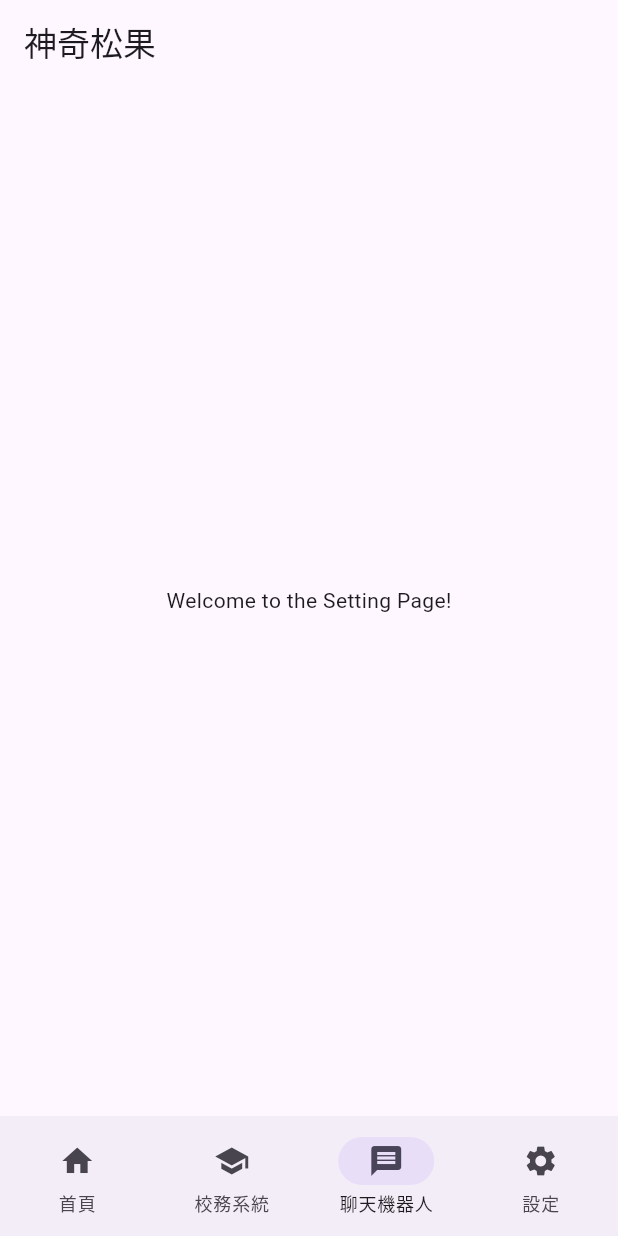
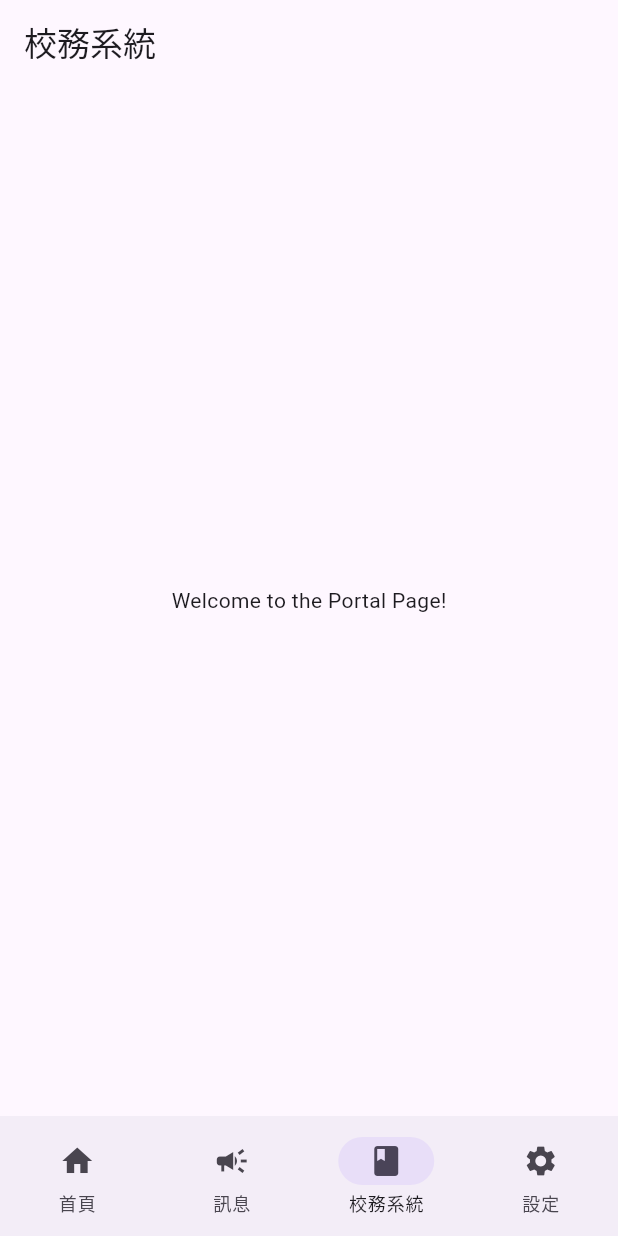
Before and after one commit to Yuyu-1115/open-ncu-prototype, a Flutter app: the screen it shows after launch, item 3 of the bottom bar chosen, on a phone screen of 412 x 824 dp. Run offline on Flutter 3.47's test engine with Material 3 defaults, Android fonts, the phone set to English and light mode, and no system bars.

Commit message:
feat(nav): implement nested stack-based navigation
- Add per-tab Navigator with IndexedStack to preserve tab state
- Each page now owns its own Scaffold and AppBar
- PopScope handles Android back within current tab
- Tapping active tab pops to its root
- Add portal.dart and update curriculum/course/setting pages

Co-authored-by: Copilot <223556219+Copilot@users.noreply.github.com>

```diff
--- a/lib/main.dart
+++ b/lib/main.dart
@@ -1,5 +1,9 @@
 import 'package:flutter/material.dart';
+import 'package:prototype/pages/course.dart';
+import 'package:prototype/pages/curriculum.dart';
 import 'package:prototype/pages/home.dart';
+import 'package:prototype/pages/news.dart';
+import 'package:prototype/pages/portal.dart';
 import 'package:prototype/pages/setting.dart';
 
 void main() {
@@ -14,33 +18,66 @@ class MainApp extends StatefulWidget {
 }
 
 class _MainAppState extends State<MainApp> {
-  int currentIndex = 0;
+  int _currentIndex = 0;
+
+  // Each tab gets its own GlobalKey so its Navigator state is preserved.
+  final _tabKeys = List.generate(4, (_) => GlobalKey<NavigatorState>());
+
+  // The root page builder for each tab.
+  static final _tabBuilders = <Widget Function()>[
+    () => const HomePage(),
+    () => const NewsPage(),
+    () => const PortalPage(),
+    () => const SettingPage(),
+  ];
+
+  static const _destinations = [
+    NavigationDestination(icon: Icon(Icons.home), label: '首頁'),
+    NavigationDestination(icon: Icon(Icons.campaign), label: '訊息'),
+    NavigationDestination(icon: Icon(Icons.book), label: '校務系統'),
+    NavigationDestination(icon: Icon(Icons.settings), label: '設定'),
+  ];
+
   @override
   Widget build(BuildContext context) {
     return MaterialApp(
-      home: Scaffold(
-        appBar: AppBar(title: Text('神奇松果')),
-        body: <Widget>[
-          HomePage(),
-          SettingPage(),
-          SettingPage(),
-          SettingPage(),
-        ][currentIndex],
-        bottomNavigationBar: NavigationBar(
-          onDestinationSelected: (int index) {
-            setState(() {
-              currentIndex = index;
-            });
-          },
-          selectedIndex: currentIndex,
-          destinations: [
-            NavigationDestination(icon: Icon(Icons.home), label: '首頁'),
-            NavigationDestination(icon: Icon(Icons.school), label: '校務系統'),
-            NavigationDestination(icon: Icon(Icons.message), label: '聊天機器人'),
-            NavigationDestination(icon: Icon(Icons.settings), label: '設定'),
-          ],
+      // Pop within the current tab first; if already at root, allow system back.
+      home: PopScope(
+        canPop: false,
+        onPopInvokedWithResult: (didPop, _) async {
+          if (didPop) return;
+          final navState = _tabKeys[_currentIndex].currentState;
+          if (navState != null && navState.canPop()) {
+            navState.pop();
+          }
+        },
+        child: Scaffold(
+          body: IndexedStack(
+            index: _currentIndex,
+            children: List.generate(4, (i) => _buildTabNavigator(i)),
+          ),
+          bottomNavigationBar: NavigationBar(
+            onDestinationSelected: (int index) {
+              if (index == _currentIndex) {
+                // Tapping the active tab pops to its root.
+                _tabKeys[index].currentState?.popUntil((r) => r.isFirst);
+              } else {
+                setState(() => _currentIndex = index);
+              }
+            },
+            selectedIndex: _currentIndex,
+            destinations: _destinations,
+          ),
         ),
       ),
     );
   }
+
+  Widget _buildTabNavigator(int index) {
+    return Navigator(
+      key: _tabKeys[index],
+      onGenerateRoute: (_) =>
+          MaterialPageRoute(builder: (_) => _tabBuilders[index]()),
+    );
+  }
 }
--- /dev/null
+++ b/lib/pages/portal.dart
@@ -0,0 +1,12 @@
+import 'package:flutter/material.dart';
+
+class PortalPage extends StatelessWidget {
+  const PortalPage({super.key});
+  @override
+  Widget build(BuildContext context) {
+    return Scaffold(
+      appBar: AppBar(title: Text('校務系統')),
+      body: Center(child: Text('Welcome to the Portal Page!')),
+    );
+  }
+}
--- a/lib/pages/setting.dart
+++ b/lib/pages/setting.dart
@@ -5,6 +5,9 @@ class SettingPage extends StatelessWidget {
 
   @override
   Widget build(BuildContext context) {
-    return Scaffold(body: Center(child: Text('Welcome to the Setting Page!')));
+    return Scaffold(
+      appBar: AppBar(title: const Text('設定')),
+      body: const Center(child: Text('Welcome to the Setting Page!')),
+    );
   }
 }
```
Also changed, not shown: lib/pages/course.dart (added, +162 -0 lines), lib/pages/curriculum.dart (added, +13 -0 lines).
